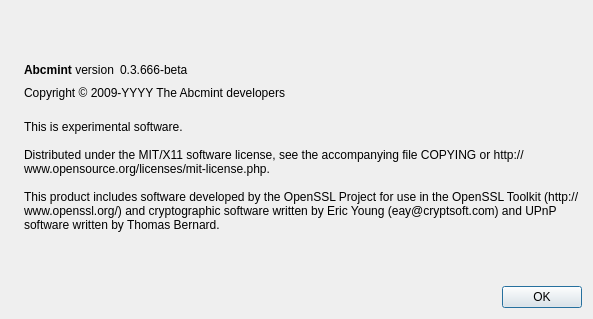
Above: src/qt/forms/aboutdialog.ui from abcmint/abcmint before the change. Below: the same form after it.
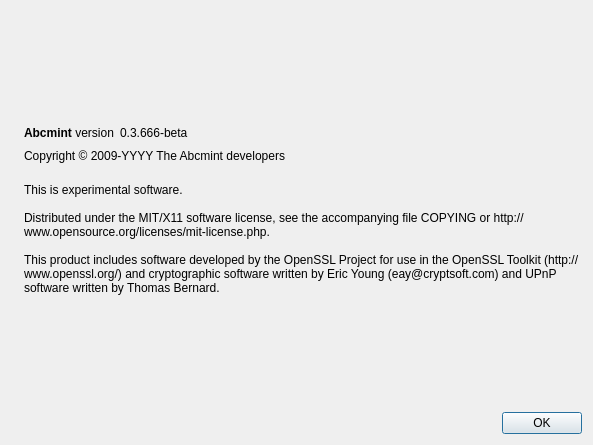
That is the form after the change. Icons and pictures are not drawn.

What changed in the file:
```diff
--- a/src/qt/forms/aboutdialog.ui
+++ b/src/qt/forms/aboutdialog.ui
@@ -7,7 +7,7 @@
     <x>0</x>
     <y>0</y>
     <width>593</width>
-    <height>319</height>
+    <height>445</height>
    </rect>
   </property>
   <property name="windowTitle">
```
